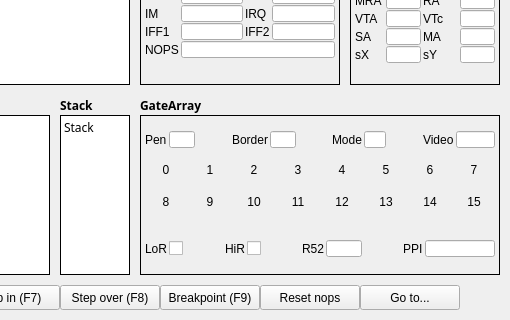
The window that Debugger.ui (abalore/Cadence) describes before a commit, drawn with Qt 5; both pictures show x 350 to 860 and y 185 to 505 of the 860 by 505 pixel window.
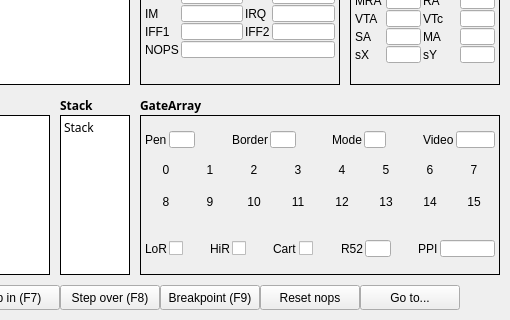
The same window after the commit.

What changed in the file:
```diff
--- a/Debugger.ui
+++ b/Debugger.ui
@@ -1727,6 +1727,36 @@
         </property>
        </widget>
       </item>
+      <item>
+       <spacer name="spacerGA3bCart">
+        <property name="orientation">
+         <enum>Qt::Horizontal</enum>
+        </property>
+        <property name="sizeHint" stdset="0">
+         <size>
+          <width>40</width>
+          <height>20</height>
+         </size>
+        </property>
+       </spacer>
+      </item>
+      <item>
+       <widget class="QLabel" name="lblCartHdr">
+        <property name="text">
+         <string>Cart</string>
+        </property>
+       </widget>
+      </item>
+      <item>
+       <widget class="QCheckBox" name="chkCartridge">
+        <property name="text">
+         <string/>
+        </property>
+        <property name="focusPolicy">
+         <enum>Qt::NoFocus</enum>
+        </property>
+       </widget>
+      </item>
       <item>
        <spacer name="spacerGA3b">
         <property name="orientation">
```
